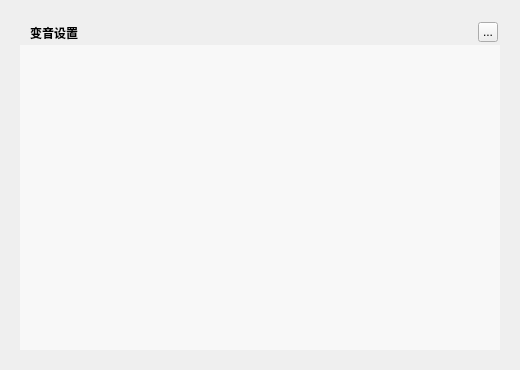
This is TTKCore/musicUi/musicToolsetswidget/musicsoundtouchwidget.ui in Greedysky/TTKMusicPlayer as Qt 5 draws it before an edit. The edited form follows.
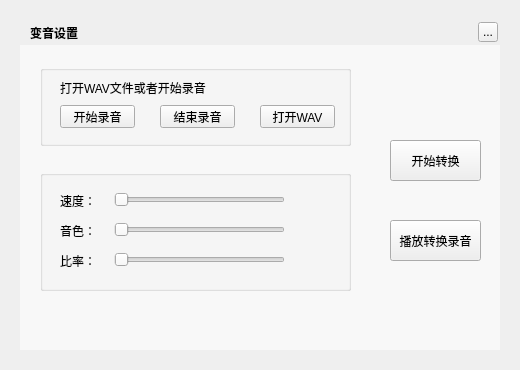
This is the edited form.

```diff
--- a/TTKCore/musicUi/musicToolsetswidget/musicsoundtouchwidget.ui
+++ b/TTKCore/musicUi/musicToolsetswidget/musicsoundtouchwidget.ui
@@ -67,11 +67,263 @@
    <property name="styleSheet">
     <string notr="true">background:rgba(255,255,255,150);</string>
    </property>
+   <zorder>transformButton</zorder>
+  </widget>
+  <widget class="QGroupBox" name="groupBox">
+   <property name="geometry">
+    <rect>
+     <x>40</x>
+     <y>65</y>
+     <width>311</width>
+     <height>81</height>
+    </rect>
+   </property>
+   <property name="title">
+    <string/>
+   </property>
+   <widget class="QPushButton" name="openButton">
+    <property name="geometry">
+     <rect>
+      <x>220</x>
+      <y>40</y>
+      <width>75</width>
+      <height>23</height>
+     </rect>
+    </property>
+    <property name="cursor">
+     <cursorShape>PointingHandCursor</cursorShape>
+    </property>
+    <property name="text">
+     <string>打开WAV</string>
+    </property>
+   </widget>
+   <widget class="QLabel" name="label">
+    <property name="geometry">
+     <rect>
+      <x>20</x>
+      <y>15</y>
+      <width>161</width>
+      <height>16</height>
+     </rect>
+    </property>
+    <property name="text">
+     <string>打开WAV文件或者开始录音</string>
+    </property>
+   </widget>
+   <widget class="QPushButton" name="stopButton">
+    <property name="geometry">
+     <rect>
+      <x>120</x>
+      <y>40</y>
+      <width>75</width>
+      <height>23</height>
+     </rect>
+    </property>
+    <property name="cursor">
+     <cursorShape>PointingHandCursor</cursorShape>
+    </property>
+    <property name="text">
+     <string>结束录音</string>
+    </property>
+   </widget>
+   <widget class="QPushButton" name="playButton">
+    <property name="geometry">
+     <rect>
+      <x>20</x>
+      <y>40</y>
+      <width>75</width>
+      <height>23</height>
+     </rect>
+    </property>
+    <property name="cursor">
+     <cursorShape>PointingHandCursor</cursorShape>
+    </property>
+    <property name="text">
+     <string>开始录音</string>
+    </property>
+   </widget>
+  </widget>
+  <widget class="QGroupBox" name="groupBox_2">
+   <property name="geometry">
+    <rect>
+     <x>40</x>
+     <y>170</y>
+     <width>311</width>
+     <height>121</height>
+    </rect>
+   </property>
+   <property name="title">
+    <string/>
+   </property>
+   <widget class="QSlider" name="tempoSlider">
+    <property name="geometry">
+     <rect>
+      <x>74</x>
+      <y>20</y>
+      <width>171</width>
+      <height>20</height>
+     </rect>
+    </property>
+    <property name="orientation">
+     <enum>Qt::Horizontal</enum>
+    </property>
+   </widget>
+   <widget class="QLabel" name="tempoLabel">
+    <property name="geometry">
+     <rect>
+      <x>20</x>
+      <y>20</y>
+      <width>54</width>
+      <height>21</height>
+     </rect>
+    </property>
+    <property name="text">
+     <string>速度：</string>
+    </property>
+   </widget>
+   <widget class="QLabel" name="pitchLabel">
+    <property name="geometry">
+     <rect>
+      <x>20</x>
+      <y>50</y>
+      <width>54</width>
+      <height>21</height>
+     </rect>
+    </property>
+    <property name="text">
+     <string>音色：</string>
+    </property>
+   </widget>
+   <widget class="QSlider" name="pitchSlider">
+    <property name="geometry">
+     <rect>
+      <x>74</x>
+      <y>50</y>
+      <width>171</width>
+      <height>20</height>
+     </rect>
+    </property>
+    <property name="orientation">
+     <enum>Qt::Horizontal</enum>
+    </property>
+   </widget>
+   <widget class="QLabel" name="rateLabel">
+    <property name="geometry">
+     <rect>
+      <x>20</x>
+      <y>80</y>
+      <width>54</width>
+      <height>21</height>
+     </rect>
+    </property>
+    <property name="text">
+     <string>比率：</string>
+    </property>
+   </widget>
+   <widget class="QSlider" name="rateSlider">
+    <property name="geometry">
+     <rect>
+      <x>74</x>
+      <y>80</y>
+      <width>171</width>
+      <height>20</height>
+     </rect>
+    </property>
+    <property name="orientation">
+     <enum>Qt::Horizontal</enum>
+    </property>
+   </widget>
+   <widget class="QLabel" name="pitchLabelValue">
+    <property name="geometry">
+     <rect>
+      <x>250</x>
+      <y>50</y>
+      <width>54</width>
+      <height>21</height>
+     </rect>
+    </property>
+    <property name="alignment">
+     <set>Qt::AlignCenter</set>
+    </property>
+   </widget>
+   <widget class="QLabel" name="rateLabelValue">
+    <property name="geometry">
+     <rect>
+      <x>250</x>
+      <y>80</y>
+      <width>54</width>
+      <height>21</height>
+     </rect>
+    </property>
+    <property name="alignment">
+     <set>Qt::AlignCenter</set>
+    </property>
+   </widget>
+   <widget class="QLabel" name="tempoLabelValue">
+    <property name="geometry">
+     <rect>
+      <x>250</x>
+      <y>20</y>
+      <width>54</width>
+      <height>21</height>
+     </rect>
+    </property>
+    <property name="alignment">
+     <set>Qt::AlignCenter</set>
+    </property>
+   </widget>
+  </widget>
+  <widget class="QLabel" name="pathLabel">
+   <property name="geometry">
+    <rect>
+     <x>40</x>
+     <y>300</y>
+     <width>311</width>
+     <height>21</height>
+    </rect>
+   </property>
+  </widget>
+  <widget class="QPushButton" name="transformButton">
+   <property name="geometry">
+    <rect>
+     <x>390</x>
+     <y>140</y>
+     <width>91</width>
+     <height>41</height>
+    </rect>
+   </property>
+   <property name="cursor">
+    <cursorShape>PointingHandCursor</cursorShape>
+   </property>
+   <property name="text">
+    <string>开始转换</string>
+   </property>
+  </widget>
+  <widget class="QPushButton" name="playWavButton">
+   <property name="geometry">
+    <rect>
+     <x>390</x>
+     <y>220</y>
+     <width>91</width>
+     <height>41</height>
+    </rect>
+   </property>
+   <property name="cursor">
+    <cursorShape>PointingHandCursor</cursorShape>
+   </property>
+   <property name="text">
+    <string>播放转换录音</string>
+   </property>
   </widget>
   <zorder>background</zorder>
   <zorder>backgroundMask</zorder>
   <zorder>topTitleName</zorder>
   <zorder>topTitleCloseButton</zorder>
+  <zorder>groupBox</zorder>
+  <zorder>groupBox_2</zorder>
+  <zorder>pathLabel</zorder>
+  <zorder>transformButton</zorder>
+  <zorder>playWavButton</zorder>
  </widget>
  <resources/>
  <connections/>
```
